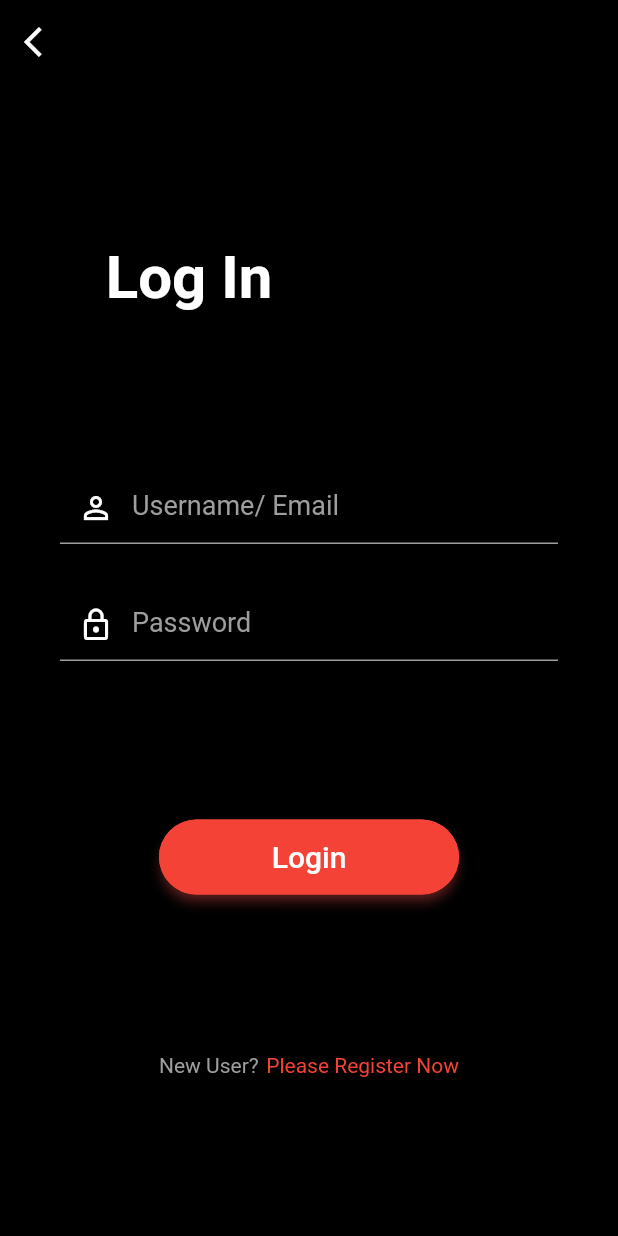
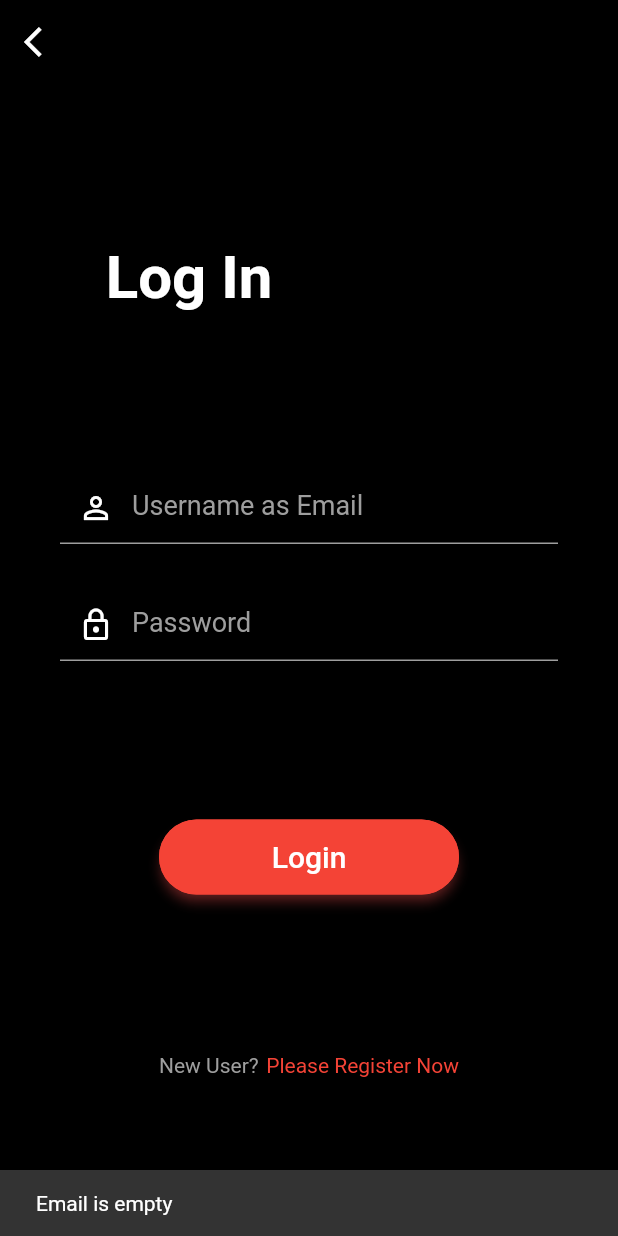
Before and after one commit to gitcoder-23/food_order_app_fb, a Flutter app: the screen it shows after launch, after a tap on "Login", on a phone screen of 412 x 824 dp. Run offline on Flutter 3.47's test engine with Material 2 defaults, Android fonts, the phone set to English and light mode, and no system bars; our stand-ins replace cloud_firestore, firebase_auth, firebase_core; accounts and stored records are empty.

Commit message:
homescreen desiogn almost ready

```diff
--- a/lib/constants/colors.dart
+++ b/lib/constants/colors.dart
@@ -1,23 +1,24 @@
 import 'package:flutter/material.dart';
 
 Map<int, Color> color = {
-  50: const Color.fromARGB(31, 147, 122, 23),
-  100: const Color.fromARGB(51, 136, 130, 14),
-  200: const Color.fromARGB(75, 136, 124, 14),
-  300: const Color.fromARGB(102, 136, 134, 14),
-  400: const Color.fromARGB(126, 136, 128, 14),
-  500: const Color.fromARGB(153, 136, 134, 14),
-  600: const Color.fromARGB(177, 132, 136, 14),
-  700: const Color.fromARGB(204, 136, 122, 14),
-  800: const Color.fromARGB(228, 217, 213, 10),
-  900: const Color.fromARGB(255, 170, 159, 5),
+  50: const Color.fromARGB(31, 48, 47, 43),
+  100: const Color.fromARGB(51, 41, 41, 35),
+  200: const Color.fromARGB(74, 27, 27, 25),
+  300: const Color.fromARGB(102, 24, 24, 21),
+  400: const Color.fromARGB(125, 22, 22, 16),
+  500: const Color.fromARGB(153, 29, 29, 19),
+  600: const Color.fromARGB(176, 25, 25, 18),
+  700: const Color.fromARGB(204, 16, 15, 9),
+  800: const Color.fromARGB(227, 16, 16, 3),
+  900: const Color.fromARGB(255, 0, 0, 0),
 };
 
-MaterialColor primeColor = MaterialColor(0xffd1ad17, color);
+MaterialColor primeColor = MaterialColor(0xff121008, color);
 
 Color primaryColor = const Color.fromARGB(255, 49, 134, 7);
 Color headerColor = const Color(0xFFD6B738);
-Color scaffoldBackgroundColor = const Color.fromARGB(255, 7, 6, 6);
+Color appBarThemeColor = const Color(0xff2b2b2b);
+Color scaffoldBackgroundColor = const Color(0xff2b2b2b);
 Color textColor = Colors.black87;
 Color kWhite = Colors.white;
 Color kGrey = const Color.fromARGB(255, 116, 114, 114);
--- a/lib/main.dart
+++ b/lib/main.dart
@@ -1,7 +1,9 @@
+import 'package:firebase_auth/firebase_auth.dart';
 import 'package:firebase_core/firebase_core.dart';
 import 'package:flutter/material.dart';
 import 'package:food_order_app_fb/constants/colors.dart';
-import 'package:food_order_app_fb/screens/welcome_page.dart';
+import 'package:food_order_app_fb/screens/home_screen.dart';
+import 'package:food_order_app_fb/screens/login_screen.dart';
 
 // void main() {
 //   runApp(const MyApp());
@@ -24,11 +26,26 @@ class MyApp extends StatelessWidget {
       title: 'Food Order App',
       theme: ThemeData(
         // primarySwatch: Colors.blue,
-        primarySwatch: primeColor,
-        primaryColor: primaryColor,
-        // scaffoldBackgroundColor: scaffoldBackgroundColor,
+        // primarySwatch: primeColor,
+        // primaryColor: primaryColor,
+        scaffoldBackgroundColor: scaffoldBackgroundColor,
+        appBarTheme: AppBarTheme(
+          color: appBarThemeColor,
+        ),
       ),
-      home: const WelcomePage(),
+      // home: const WelcomePage(),
+
+      home: StreamBuilder(
+        stream: FirebaseAuth.instance.authStateChanges(),
+        builder: (context, snapShot) {
+          print("snapShot-user-logged--> ${snapShot.data}");
+          if (snapShot.hasData) {
+            return const HomeScreen();
+          } else {
+            return const LoginScreen();
+          }
+        },
+      ),
     );
   }
 }
--- a/lib/screens/login_screen.dart
+++ b/lib/screens/login_screen.dart
@@ -1,7 +1,10 @@
 // ignore_for_file: sized_box_for_whitespace
+import 'dart:async';
 
+import 'package:firebase_auth/firebase_auth.dart';
 import 'package:flutter/material.dart';
 import 'package:food_order_app_fb/screens/signup_screen.dart';
+import 'package:food_order_app_fb/screens/welcome_page.dart';
 import 'package:food_order_app_fb/widget/text_input_field.dart';
 
 class LoginScreen extends StatefulWidget {
@@ -14,9 +17,121 @@ class LoginScreen extends StatefulWidget {
 class _LoginScreenState extends State<LoginScreen> {
   GlobalKey<ScaffoldState> globalKey = GlobalKey<ScaffoldState>();
 
+  bool loading = false;
+  UserCredential? userCredential;
+
+  final RegExp eRegExp = RegExp(
+      r'^(([^<>()[\]\\.,;:\s@\"]+(\.[^<>()[\]\\.,;:\s@\"]+)*)|(\".+\"))@((\[[0-9]{1,3}\.[0-9]{1,3}\.[0-9]{1,3}\.[0-9]{1,3}\])|(([a-zA-Z\-0-9]+\.)+[a-zA-Z]{2,}))$');
+
+  final RegExp pRegExp =
+      RegExp(r'^(?=.*[a-z])(?=.*[A-Z])(?=.*\d)(?=.*[#$^+=!*()@%&]).{8,}$');
+
   // work in input field
-  TextEditingController userName = TextEditingController();
+  TextEditingController email = TextEditingController();
   TextEditingController password = TextEditingController();
+
+  @override
+  void dispose() {
+    // Clean up the controller when the widget is disposed.
+
+    email.dispose();
+    password.dispose();
+    super.dispose();
+  }
+
+  clearTextField() {
+    email.clear();
+    password.clear();
+  }
+
+  void validationInput() {
+    if (email.text.trim().isEmpty) {
+      ScaffoldMessenger.of(context).showSnackBar(const SnackBar(
+        content: Text("Email is empty"),
+      ));
+      return;
+    } else if (!eRegExp.hasMatch(email.text)) {
+      ScaffoldMessenger.of(context).showSnackBar(const SnackBar(
+        content: Text("Please enter vaild Email"),
+      ));
+
+      return;
+    }
+    if (password.text.trim().isEmpty) {
+      ScaffoldMessenger.of(context).showSnackBar(const SnackBar(
+        content: Text("Password is empty"),
+      ));
+      return;
+    } else if (password.text.length < 8) {
+      ScaffoldMessenger.of(context).showSnackBar(const SnackBar(
+        content: Text("Password must be 8 character long"),
+      ));
+      return;
+    } else if (!pRegExp.hasMatch(password.text)) {
+      ScaffoldMessenger.of(context).showSnackBar(const SnackBar(
+        content: Text(
+            "Must contain at least 1 uppercase letter, 1 lowercase letter, and 1 number"),
+      ));
+
+      return;
+    } else {
+      loginSubmit();
+    }
+  }
+
+  Future<dynamic> loginSubmit() async {
+    setState(() {
+      loading = true;
+    });
+
+    try {
+      final userCredential =
+          await FirebaseAuth.instance.signInWithEmailAndPassword(
+        email: email.text,
+        password: password.text,
+      );
+
+      setState(() {
+        loading = false;
+      });
+      ScaffoldMessenger.of(context).showSnackBar(const SnackBar(
+        content: Text("Login Successful"),
+      ));
+      Timer(
+        const Duration(seconds: 1),
+        () {
+          clearTextField();
+
+          Navigator.of(context).push(
+            MaterialPageRoute(
+              builder: (context) => const WelcomePage(),
+            ),
+          );
+        },
+      );
+    } on FirebaseAuthException catch (e) {
+      if (e.code == 'user-not-found') {
+        ScaffoldMessenger.of(context).showSnackBar(const SnackBar(
+          content: Text("No user found for that email"),
+        ));
+        setState(() {
+          loading = false;
+        });
+      } else if (e.code == 'wrong-password') {
+        ScaffoldMessenger.of(context).showSnackBar(const SnackBar(
+          content: Text("Wrong password provided for that user"),
+        ));
+        setState(() {
+          loading = false;
+        });
+      }
+    }
+  }
+
+  loginPress() async {
+    validationInput();
+    // await FirebaseAuth.instance.signOut();
+  }
 
   @override
   Widget build(BuildContext context) {
@@ -31,7 +146,12 @@ class _LoginScreenState extends State<LoginScreen> {
             color: Colors.white,
           ),
           onPressed: () {
-            Navigator.of(context).pop();
+            // Navigator.of(context).pop();
+            Navigator.of(context).push(
+              MaterialPageRoute(
+                builder: (context) => const WelcomePage(),
+              ),
+            );
           },
         ),
       ),
@@ -57,10 +177,10 @@ class _LoginScreenState extends State<LoginScreen> {
             Column(
               children: [
                 TextInputField(
-                  hintText: 'Username/ Email',
+                  hintText: 'Username as Email',
                   prefixIcon: Icons.person_outline,
                   iconColor: Colors.white,
-                  textEditingController: userName,
+                  textEditingController: email,
                   obscureText: false,
                 ),
                 const SizedBox(
@@ -75,7 +195,16 @@ class _LoginScreenState extends State<LoginScreen> {
                 ),
               ],
             ),
-            Container(
+            loading
+                ? Row(
+                    mainAxisAlignment: MainAxisAlignment.center,
+                    children: const [
+                      CircularProgressIndicator(
+                        color: Colors.white70,
+                      )
+                    ],
+                  )
+                : Container(
                     height: 50,
                     width: 200,
                     child: ElevatedButton(
@@ -92,7 +221,7 @@ class _LoginScreenState extends State<LoginScreen> {
                           ),
                         ),
                       ),
-                onPressed: () {},
+                      onPressed: () => loginPress(),
                       child: Wrap(
                         children: [
                           Row(
```
Also changed, not shown: lib/screens/home_screen.dart (added, +247 -0 lines). Lines whose indentation alone changed are shown as unchanged.
